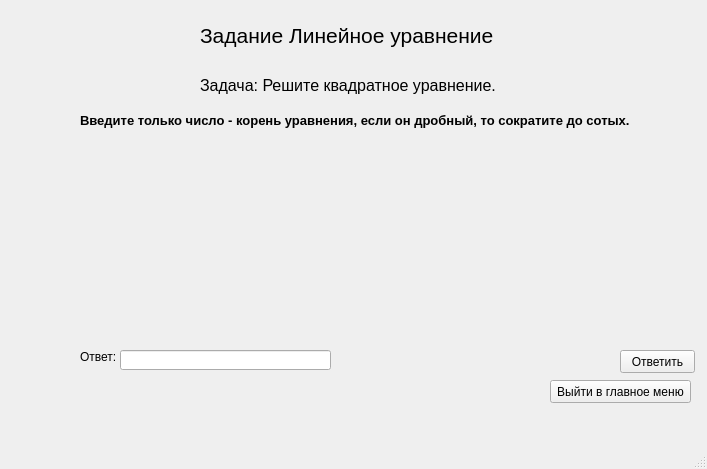
Before: the Qt Designer form task_doing_1.ui in Manex0990/ZadachnikQT_Project, drawn with Qt 5.
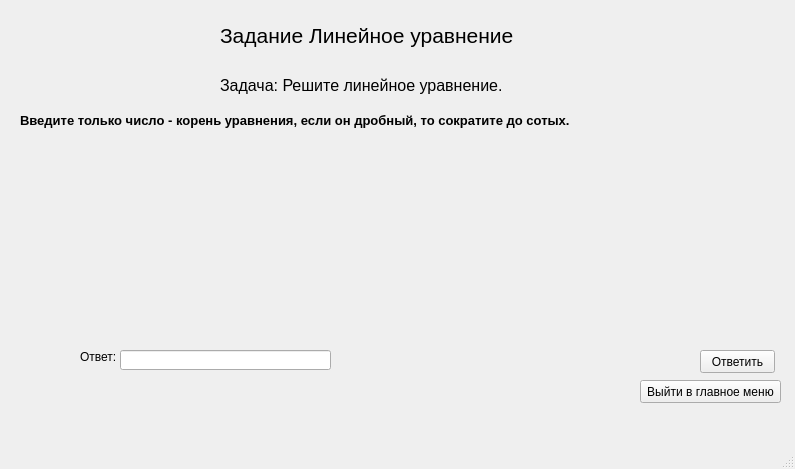
After: the same form once the commit is applied.

What changed in the file:
```diff
--- a/task_doing_1.ui
+++ b/task_doing_1.ui
@@ -6,7 +6,7 @@
    <rect>
     <x>0</x>
     <y>0</y>
-    <width>707</width>
+    <width>795</width>
     <height>469</height>
    </rect>
   </property>
@@ -17,9 +17,9 @@
    <widget class="QLabel" name="label">
     <property name="geometry">
      <rect>
-      <x>200</x>
+      <x>220</x>
       <y>20</y>
-      <width>311</width>
+      <width>371</width>
       <height>31</height>
      </rect>
     </property>
@@ -35,9 +35,9 @@
    <widget class="QLabel" name="label_2">
     <property name="geometry">
      <rect>
-      <x>200</x>
+      <x>220</x>
       <y>70</y>
-      <width>301</width>
+      <width>381</width>
       <height>31</height>
      </rect>
     </property>
@@ -47,15 +47,15 @@
      </font>
     </property>
     <property name="text">
-     <string>Задача: Решите квадратное уравнение.</string>
+     <string>Задача: Решите линейное уравнение.</string>
     </property>
    </widget>
    <widget class="QLabel" name="label_3">
     <property name="geometry">
      <rect>
-      <x>80</x>
+      <x>20</x>
       <y>110</y>
-      <width>571</width>
+      <width>761</width>
       <height>20</height>
      </rect>
     </property>
@@ -117,7 +117,7 @@
    <widget class="QPushButton" name="answer_btn_2">
     <property name="geometry">
      <rect>
-      <x>620</x>
+      <x>700</x>
       <y>350</y>
       <width>75</width>
       <height>23</height>
@@ -130,7 +130,7 @@
    <widget class="QPushButton" name="exit_btn">
     <property name="geometry">
      <rect>
-      <x>550</x>
+      <x>640</x>
       <y>380</y>
       <width>141</width>
       <height>23</height>
@@ -143,9 +143,9 @@
    <widget class="QLabel" name="verdictLine">
     <property name="geometry">
      <rect>
-      <x>370</x>
+      <x>340</x>
       <y>350</y>
-      <width>201</width>
+      <width>351</width>
       <height>21</height>
      </rect>
     </property>
```
Left out of the diff: 19 changed lines with no effect on the pictures.
